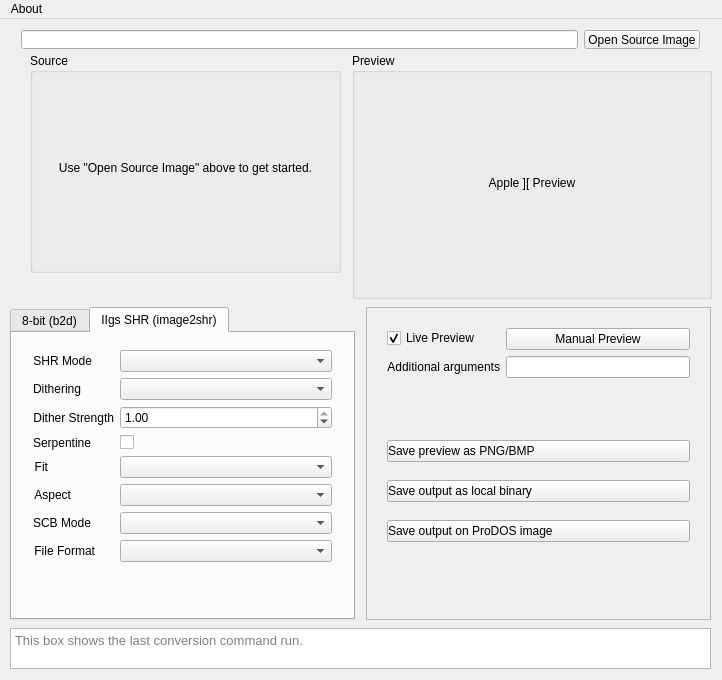
Above: buckshot/mainwindow.ui from digarok/buckshot before the change. Below: the same form after it.
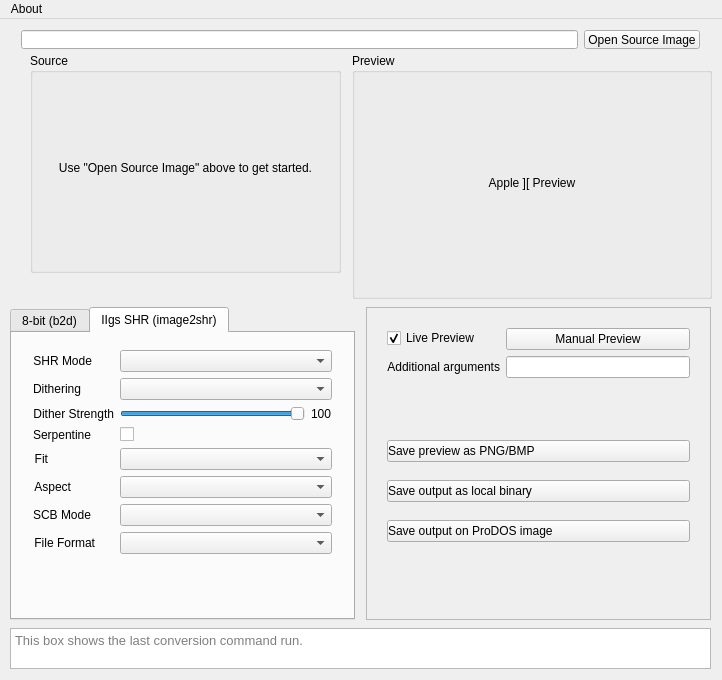
That is the form after the change. The open tabs and pages were chosen to show the change. Icons and pictures are not drawn.

Commit message:
Make SHR dither strength a 0-100 slider
Replace the spinbox with a slider + value label matching the crosshatch
threshold row ("Off" at 0). The 0-100 value maps to image2shr's 0.0-1.0
--dither-strength; default stays 100 (the CLI default of 1.0).

The edit to the form file:
```diff
--- a/buckshot/mainwindow.ui
+++ b/buckshot/mainwindow.ui
@@ -392,17 +392,28 @@
         </widget>
        </item>
        <item row="2" column="1">
-        <widget class="QDoubleSpinBox" name="doubleSpinBox_shrDitherStrength">
+        <layout class="QHBoxLayout" name="horizontalLayout_shrDitherStrength">
+         <item>
+          <widget class="QSlider" name="horizontalSlider_shrDitherStrength">
          <property name="maximum">
-          <double>1.000000000000000</double>
-         </property>
-         <property name="singleStep">
-          <double>0.050000000000000</double>
+            <number>100</number>
          </property>
          <property name="value">
-          <double>1.000000000000000</double>
-         </property>
-        </widget>
+            <number>100</number>
+           </property>
+           <property name="orientation">
+            <enum>Qt::Horizontal</enum>
+           </property>
+          </widget>
+         </item>
+         <item>
+          <widget class="QLabel" name="label_shrDitherStrengthValue">
+           <property name="text">
+            <string>100</string>
+           </property>
+          </widget>
+         </item>
+        </layout>
        </item>
        <item row="3" column="0">
         <widget class="QLabel" name="label_shrSerpentine">
```
Lines whose indentation alone changed are shown as unchanged. The commit also changes 2 other files.
